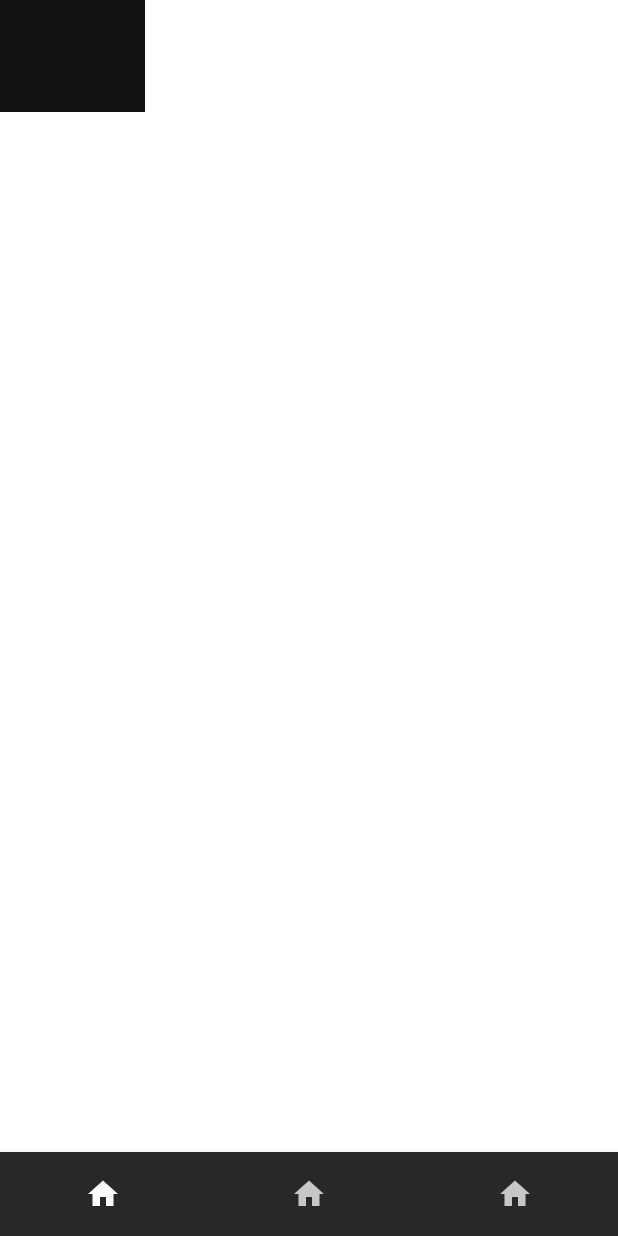
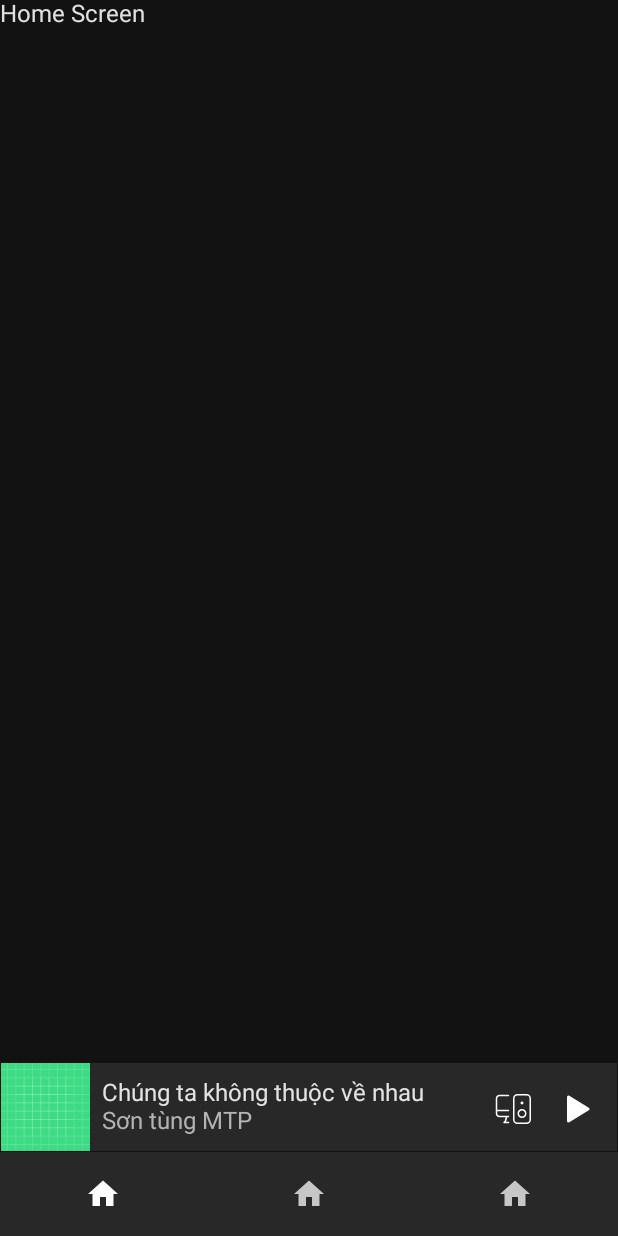
Before and after one commit to Nhinlee/Android-Apps, an Android app built with Jetpack Compose: the screen it shows after launch (MainActivity), on a phone screen of 412 x 824 dp. Run offline under Robolectric (Android 15) with nearby library versions, the phone set to English and light mode, and no system bars.

Commit message:
Implement UI for playing bar

```diff
--- a/nhin_music_app/app/build.gradle
+++ b/nhin_music_app/app/build.gradle
@@ -38,7 +38,6 @@ android {
     }
     composeOptions {
         kotlinCompilerExtensionVersion compose_version
-        kotlinCompilerVersion '1.5.31'
     }
     packagingOptions {
         resources {
@@ -67,4 +66,5 @@ dependencies {
 
     // Unit test
     testImplementation 'junit:junit:4.13.2'
+    androidTestImplementation "androidx.test.ext:junit:1.1.3"
 }
--- a/nhin_music_app/app/src/main/AndroidManifest.xml
+++ b/nhin_music_app/app/src/main/AndroidManifest.xml
@@ -1,7 +1,6 @@
 <?xml version="1.0" encoding="utf-8"?>
 <manifest xmlns:android="http://schemas.android.com/apk/res/android"
     package="com.nhinlechi.nhin_music_app">
-
 
 
     <application
@@ -13,9 +12,9 @@
         android:theme="@style/Theme.Nhin_music_app">
         <activity
             android:name=".MainActivity"
+            android:exported="true"
             android:label="@string/app_name"
-            android:theme="@style/Theme.Nhin_music_app.NoActionBar"
-            android:exported="true">
+            android:theme="@style/Theme.Nhin_music_app.NoActionBar">
             <intent-filter>
                 <action android:name="android.intent.action.MAIN" />
 
--- a/nhin_music_app/app/src/main/java/com/nhinlechi/nhin_music_app/ui/Main.kt
+++ b/nhin_music_app/app/src/main/java/com/nhinlechi/nhin_music_app/ui/Main.kt
@@ -1,29 +1,37 @@
 package com.nhinlechi.nhin_music_app.ui
 
+import androidx.compose.foundation.Image
 import androidx.compose.foundation.background
-import androidx.compose.foundation.layout.Box
-import androidx.compose.foundation.layout.Spacer
-import androidx.compose.foundation.layout.padding
+import androidx.compose.foundation.border
+import androidx.compose.foundation.clickable
+import androidx.compose.foundation.layout.*
+import androidx.compose.foundation.shape.CircleShape
+import androidx.compose.foundation.shape.RoundedCornerShape
 import androidx.compose.material.*
 import androidx.compose.material.icons.Icons
+import androidx.compose.material.icons.filled.Add
 import androidx.compose.material.icons.filled.Home
 import androidx.compose.runtime.Composable
 import androidx.compose.runtime.getValue
 import androidx.compose.ui.Alignment
 import androidx.compose.ui.Modifier
+import androidx.compose.ui.res.painterResource
 import androidx.compose.ui.tooling.preview.Preview
+import androidx.compose.ui.unit.Dp
 import androidx.navigation.NavDestination.Companion.hierarchy
 import androidx.navigation.NavGraph.Companion.findStartDestination
 import androidx.navigation.compose.NavHost
 import androidx.navigation.compose.composable
 import androidx.navigation.compose.currentBackStackEntryAsState
 import androidx.navigation.compose.rememberNavController
+import com.nhinlechi.nhin_music_app.R
+import com.nhinlechi.nhin_music_app.ui.general.LocalCircleButton
+import com.nhinlechi.nhin_music_app.ui.general.Space
 import com.nhinlechi.nhin_music_app.ui.screen.HomeScreen
 import com.nhinlechi.nhin_music_app.ui.screen.LibraryScreen
 import com.nhinlechi.nhin_music_app.ui.screen.Screen
 import com.nhinlechi.nhin_music_app.ui.screen.SearchScreen
 import com.nhinlechi.nhin_music_app.ui.theme.Nhin_music_appTheme
-import com.nhinlechi.nhin_music_app.ui.theme.dark
 
 @Composable
 fun Main() {
@@ -58,21 +66,55 @@ fun Main() {
                     }
                 }
             }) { innerPadding ->
-                Box {
+                Box(
+                    modifier = Modifier
+                        .fillMaxSize()
+                        .padding(innerPadding),
+                ) {
                     NavHost(
                         navController = navController,
                         startDestination = Screen.Home.route,
-                        Modifier.padding(innerPadding)
                     ) {
                         composable(Screen.Home.route) { HomeScreen(navController = navController) }
                         composable(Screen.Search.route) { SearchScreen(navController = navController) }
                         composable(Screen.Library.route) { LibraryScreen(navController = navController) }
                     }
-                    Spacer(
+                    Box(
                         modifier = Modifier
-                            .matchParentSize()
-                            .background(dark).align(Alignment.BottomCenter)
-                    )
+                            .align(Alignment.BottomCenter)
+                            .height(Dp(60F))
+                            .background(color = MaterialTheme.colors.primary)
+                            .fillMaxWidth()
+                            .border(width = Dp(0.5F), color = MaterialTheme.colors.primaryVariant),
+                    ) {
+                        Row(horizontalArrangement = Arrangement.SpaceBetween) {
+                            Row(horizontalArrangement = Arrangement.Start) {
+                                Image(
+                                    painter = painterResource(id = R.drawable.ic_launcher_background),
+                                    contentDescription = null
+                                )
+                                Space(width = 8F)
+                                Column(
+                                    verticalArrangement = Arrangement.Center,
+                                    modifier = Modifier.fillMaxHeight()
+                                ) {
+                                    Text("Chúng ta không thuộc về nhau")
+                                    Space(width = 8F)
+                                    Text("Sơn tùng MTP", color = MaterialTheme.colors.onSecondary)
+                                }
+                            }
+                            Row(
+                                horizontalArrangement = Arrangement.End,
+                                verticalAlignment = Alignment.CenterVertically,
+                                modifier = Modifier
+                                    .fillMaxSize()
+                                    .padding(end = Dp(8F))
+                            ) {
+                                LocalCircleButton(resId = R.drawable.devices)
+                                LocalCircleButton(resId = R.drawable.play)
+                            }
+                        }
+                    }
                 }
             }
         }
--- /dev/null
+++ b/nhin_music_app/app/src/main/java/com/nhinlechi/nhin_music_app/ui/general/CircleButton.kt
@@ -0,0 +1,48 @@
+package com.nhinlechi.nhin_music_app.ui.general
+
+import androidx.compose.foundation.layout.PaddingValues
+import androidx.compose.foundation.layout.RowScope
+import androidx.compose.foundation.layout.size
+import androidx.compose.foundation.shape.CircleShape
+import androidx.compose.material.Button
+import androidx.compose.material.ButtonDefaults
+import androidx.compose.material.Icon
+import androidx.compose.runtime.Composable
+import androidx.compose.ui.Modifier
+import androidx.compose.ui.graphics.vector.ImageVector
+import androidx.compose.ui.res.painterResource
+import androidx.compose.ui.unit.Dp
+
+@Composable
+fun LocalCircleButton(resId: Int, onClick: () -> Unit = {}) {
+    AbstractCircleButton(
+        onClick = onClick
+    ) {
+        Icon(painter = painterResource(id = resId), contentDescription = null)
+    }
+}
+
+@Composable
+fun NetworkVectorCircleButton(imageVector: ImageVector, onClick: () -> Unit = {}) {
+    AbstractCircleButton(
+        onClick = onClick
+    ) {
+        Icon(imageVector = imageVector, contentDescription = null)
+    }
+}
+
+@Composable
+fun AbstractCircleButton(
+    onClick: () -> Unit = {},
+    content: @Composable RowScope.() -> Unit,
+) {
+    Button(
+        onClick = onClick,
+        shape = CircleShape,
+        modifier = Modifier.size(Dp(42F)),
+        contentPadding = PaddingValues(Dp(0F)),
+        elevation = ButtonDefaults.elevation(Dp(0F))
+    ) {
+        content()
+    }
+}
--- /dev/null
+++ b/nhin_music_app/app/src/main/java/com/nhinlechi/nhin_music_app/ui/general/Space.kt
@@ -0,0 +1,17 @@
+package com.nhinlechi.nhin_music_app.ui.general
+
+import androidx.compose.foundation.layout.Spacer
+import androidx.compose.foundation.layout.height
+import androidx.compose.foundation.layout.width
+import androidx.compose.runtime.Composable
+import androidx.compose.ui.Modifier
+import androidx.compose.ui.unit.Dp
+
+@Composable
+fun Space(width: Float? = 0F, height: Float? = 0F) {
+    Spacer(
+        modifier = Modifier
+            .width(Dp(width ?: 0F))
+            .height(Dp(height ?: 0F)),
+    )
+}
--- a/nhin_music_app/app/src/main/java/com/nhinlechi/nhin_music_app/ui/theme/Color.kt
+++ b/nhin_music_app/app/src/main/java/com/nhinlechi/nhin_music_app/ui/theme/Color.kt
@@ -1,11 +1,6 @@
 package com.nhinlechi.nhin_music_app.ui.theme
 
 import androidx.compose.ui.graphics.Color
-
-val Purple200 = Color(0xFFBB86FC)
-val Purple500 = Color(0xFF6200EE)
-val Purple700 = Color(0xFF3700B3)
-val Teal200 = Color(0xFF03DAC5)
 
 val dark = Color(0xFF121212)
 val darkGrey = Color(0xFF282828)
--- a/nhin_music_app/app/src/main/java/com/nhinlechi/nhin_music_app/ui/theme/Shape.kt
+++ b/nhin_music_app/app/src/main/java/com/nhinlechi/nhin_music_app/ui/theme/Shape.kt
@@ -6,6 +6,6 @@ import androidx.compose.ui.unit.dp
 
 val Shapes = Shapes(
     small = RoundedCornerShape(4.dp),
-    medium = RoundedCornerShape(4.dp),
-    large = RoundedCornerShape(0.dp)
+    medium = RoundedCornerShape(8.dp),
+    large = RoundedCornerShape(12.dp)
 )
--- a/nhin_music_app/app/src/main/java/com/nhinlechi/nhin_music_app/ui/theme/Theme.kt
+++ b/nhin_music_app/app/src/main/java/com/nhinlechi/nhin_music_app/ui/theme/Theme.kt
@@ -15,7 +15,9 @@ private val DarkColorPalette = darkColors(
 private val LightColorPalette = lightColors(
     primary = darkGrey,
     primaryVariant = dark,
-    secondary = greenBrand
+    secondary = greenBrand,
+    background = dark,
+    onSecondary = grey,
 
     /* Other default colors to override
     background = Color.White,
--- /dev/null
+++ b/nhin_music_app/app/src/main/res/drawable-v24/devices.xml
@@ -0,0 +1,23 @@
+<vector xmlns:android="http://schemas.android.com/apk/res/android"
+    android:width="24dp"
+    android:height="24dp"
+    android:viewportWidth="24"
+    android:viewportHeight="24">
+    <path
+        android:strokeColor="#FFB3B3B3"
+        android:strokeWidth="1"
+        android:strokeLineCap="round"
+        android:strokeLineJoin="round"
+        android:pathData="M7.75 17L7 20l-1 1h3m-8-8h8m0 4H3c-0.53 0-1.04-0.21-1.41-0.59C1.2 16.04 1 15.53 1 15V5c0-0.53 0.21-1.04 0.59-1.41C1.96 3.2 2.47 3 3 3h6"/>
+    <path
+        android:strokeColor="#FFB3B3B3"
+        android:strokeWidth="1"
+        android:pathData="M12.5 5c0-1.38 1.12-2.5 2.5-2.5h6c1.38 0 2.5 1.12 2.5 2.5v14c0 1.38-1.12 2.5-2.5 2.5h-6c-1.38 0-2.5-1.12-2.5-2.5z"/>
+    <path
+        android:strokeColor="#FFB3B3B3"
+        android:strokeWidth="1"
+        android:pathData="M18 12.5A2.5 2.5 0 1 0 18 17.5 2.5 2.5 0 1 0 18 12.5z"/>
+    <path
+        android:fillColor="#FFB3B3B3"
+        android:pathData="M18 7A1 1 0 1 0 18 9 1 1 0 1 0 18 7z"/>
+</vector>
--- /dev/null
+++ b/nhin_music_app/app/src/main/res/drawable-v24/play.xml
@@ -0,0 +1,13 @@
+<vector xmlns:android="http://schemas.android.com/apk/res/android"
+    android:width="24dp"
+    android:height="24dp"
+    android:viewportWidth="24"
+    android:viewportHeight="24">
+    <path
+        android:fillColor="#FFFFFFFF"
+        android:strokeColor="#FFFFFFFF"
+        android:strokeWidth="2"
+        android:strokeLineCap="round"
+        android:strokeLineJoin="round"
+        android:pathData="M7 4v16l13-8L7 4Z"/>
+</vector>
```
